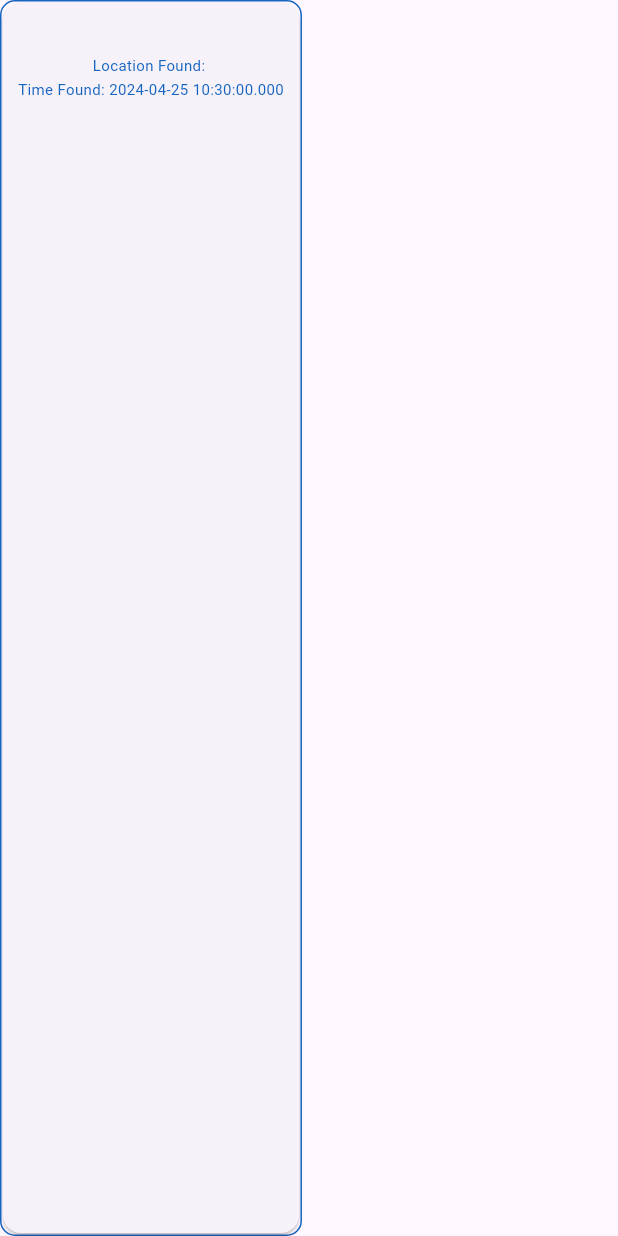
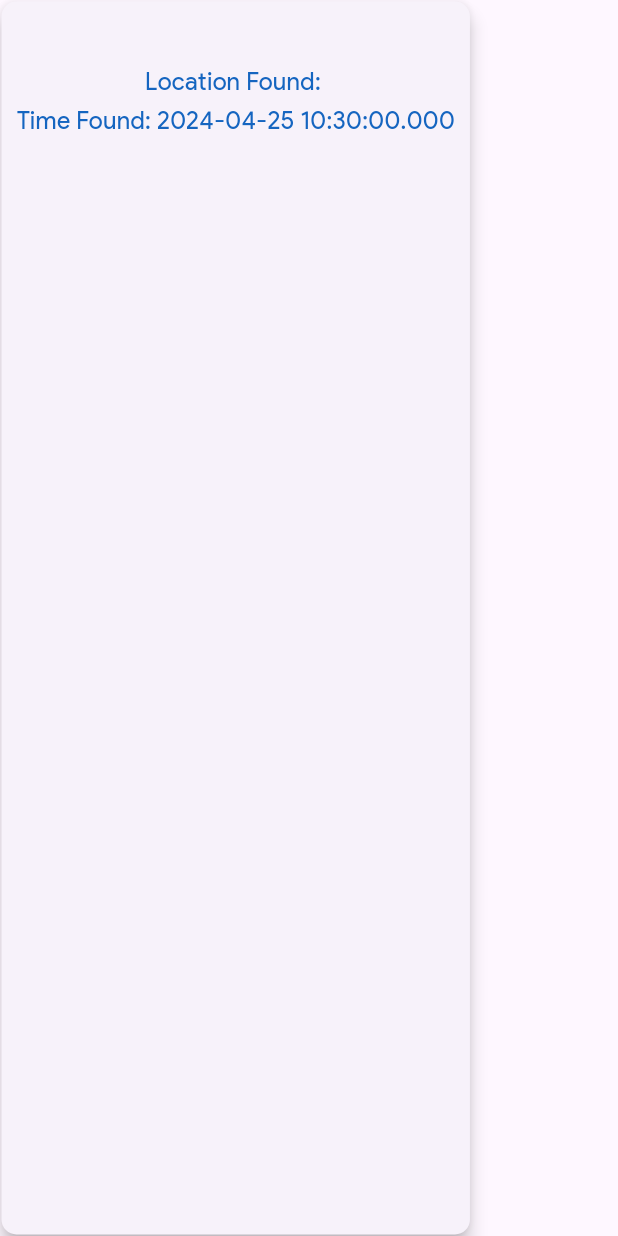
Before and after one commit to shunindesuuu/flutter-CampusLostnFound, a Flutter app: the ItemCard widget shown alone on an empty page, opened directly with empty values, on a phone screen of 412 x 824 dp. Run offline on Flutter 3.47's test engine with Material 3 defaults, Android fonts, the phone set to English and light mode, and no system bars; our stand-ins replace cloud_firestore, firebase_auth, firebase_core, flutter_svg, google_sign_in, shared_preferences; accounts and stored records are empty.

Commit message:
changes: card and detail adjustments

```diff
--- a/lib/main.dart
+++ b/lib/main.dart
@@ -37,6 +37,7 @@ class MyApp extends StatelessWidget {
       debugShowCheckedModeBanner: false,
       title: 'Campus Lost n Found',
       home: initialRoute,
+      theme: ThemeData(fontFamily: "ProductSans"),
       routes: {
         '/login': (context) => LoginScreen(),
         '/home': (context) => HomePage(),
--- a/lib/widgets/ItemCard.dart
+++ b/lib/widgets/ItemCard.dart
@@ -1,3 +1,7 @@
+import 'package:flutter/material.dart';
+import 'package:cloud_firestore/cloud_firestore.dart';
+import 'package:campus_lost_n_found/pages/itemdetail.dart';
+
 import 'package:flutter/material.dart';
 import 'package:cloud_firestore/cloud_firestore.dart';
 import 'package:campus_lost_n_found/pages/itemdetail.dart';
@@ -21,6 +25,18 @@ class ItemCard extends StatelessWidget {
 
   @override
   Widget build(BuildContext context) {
+    // Determine if the device is in portrait or landscape mode
+    bool isPortrait =
+        MediaQuery.of(context).orientation == Orientation.portrait;
+
+    // Calculate the image size based on the screen width
+    double imageSize =
+        MediaQuery.of(context).size.width * (isPortrait ? 0.6 : 0.1);
+
+    // Adjust the font size based on the screen width
+    double fontSize =
+        MediaQuery.of(context).size.width * (isPortrait ? 0.04 : 0.012);
+
     return GestureDetector(
       onTap: () {
         Navigator.push(
@@ -39,31 +55,33 @@ class ItemCard extends StatelessWidget {
       },
       child: Container(
         decoration: BoxDecoration(
-          border: Border.all(color: Colors.blue.shade800, width: 1.0),
           borderRadius: BorderRadius.circular(10),
         ),
         child: Card(
           margin: EdgeInsets.all(1),
+          elevation: 5.0,
+          shape: RoundedRectangleBorder(
+            borderRadius: BorderRadius.circular(10),
+          ),
+          child: Container(
+            // Set a minimum height if needed
             child: Column(
               crossAxisAlignment: CrossAxisAlignment.center,
               children: [
-              SizedBox(
-                height: 5,
-              ),
+                SizedBox(height: 5),
                 if (image != null && image!.isNotEmpty)
                   Container(
-                  width: 70,
-                  height: 70,
+                    width: imageSize,
+                    height: imageSize,
                     decoration: BoxDecoration(
-                    borderRadius: BorderRadius.circular(10),
+                      borderRadius: BorderRadius.circular(5),
                       image: DecorationImage(
                         image: NetworkImage(image![0]),
                         fit: BoxFit.cover,
                       ),
                     ),
                   ),
-              Expanded(
-                child: Padding(
+                Padding(
                   padding: EdgeInsets.all(10),
                   child: Column(
                     crossAxisAlignment: CrossAxisAlignment.center,
@@ -71,28 +89,30 @@ class ItemCard extends StatelessWidget {
                       Text(
                         name,
                         style: TextStyle(
-                          fontSize: 12,
+                          fontSize: fontSize,
                           fontWeight: FontWeight.bold,
                         ),
                       ),
                       SizedBox(height: 2),
                       Text(
                         'Location Found: $locationFound',
-                        style: TextStyle(fontSize: 10, color: Colors.blue[800]),
+                        style: TextStyle(
+                            fontSize: fontSize, color: Colors.blue[800]),
                       ),
                       SizedBox(height: 2),
                       Text(
                         'Time Found: ${timeFound.toDate()}',
-                        style: TextStyle(fontSize: 10, color: Colors.blue[800]),
+                        style: TextStyle(
+                            fontSize: fontSize, color: Colors.blue[800]),
                       ),
                     ],
-                  ),
                   ),
                 ),
               ],
             ),
           ),
         ),
+      ),
     );
   }
 }
```
Also changed, not shown: lib/pages/itemdetail.dart (+50 -14 lines). Lines whose indentation alone changed are shown as unchanged.
